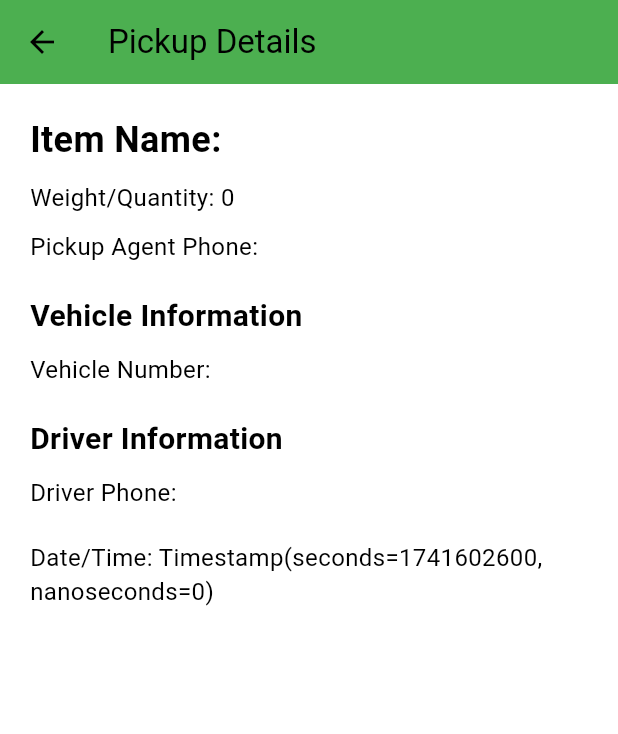
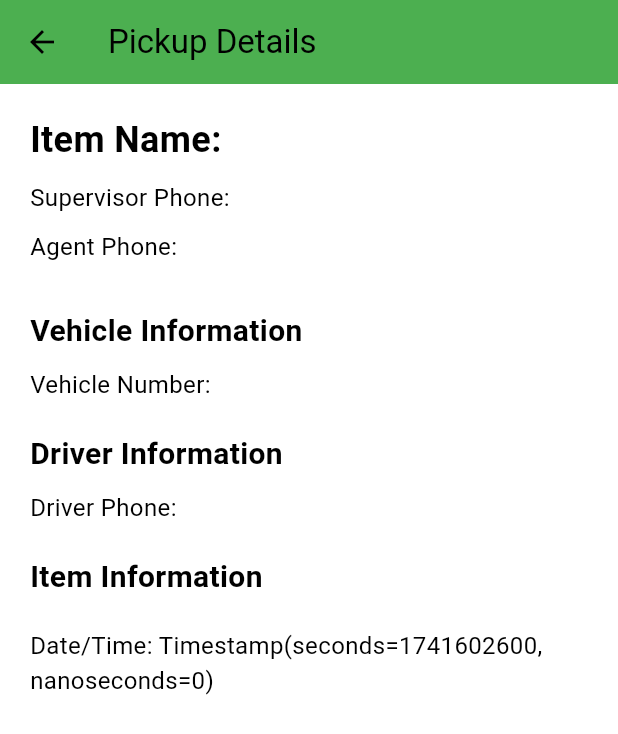
Before and after one commit to scrapuncle-tech/scrapuncle_warehouse_app, a Flutter app: the Details screen opened directly with empty values, on a phone screen of 412 x 824 dp. Shown: the top 734 px of the screen. Run offline on Flutter 3.47's test engine with Material 3 defaults, Android fonts, the phone set to English and light mode, and no system bars; our stand-ins replace cloud_firestore, firebase_auth, firebase_core, firebase_storage, image_picker, random_string and 1 more; accounts and stored records are empty.

Commit message:
Modifying the details page

```diff
--- a/lib/pages/details.dart
+++ b/lib/pages/details.dart
@@ -18,7 +18,7 @@ class Details extends StatelessWidget {
           crossAxisAlignment: CrossAxisAlignment.start,
           children: [
             Text(
-              "Item Name: ${itemData['Name'] ?? 'N/A'}",
+              "Item Name: ${itemData['itemName'] ?? 'N/A'}", // Correct field name
               style: const TextStyle(
                 fontSize: 24,
                 fontWeight: FontWeight.bold,
@@ -26,14 +26,16 @@ class Details extends StatelessWidget {
             ),
             const SizedBox(height: 10),
             Text(
-              "Weight/Quantity: ${itemData['WeightOrQuantity'] ?? 'N/A'}",
+              "Supervisor Phone: ${itemData['supervisorPhoneNumber'] ?? 'N/A'}", // Correct field name
               style: const TextStyle(fontSize: 16),
             ),
             const SizedBox(height: 10),
             Text(
-              "Pickup Agent Phone: ${itemData['PhoneNumber'] ?? 'N/A'}",
+              "Agent Phone: ${itemData['agentPhoneNumber'] ?? 'N/A'}", // Correct field name
               style: const TextStyle(fontSize: 16),
             ),
+            const SizedBox(height: 10),
+
             const SizedBox(height: 20),
             const Text(
               "Vehicle Information",
@@ -44,11 +46,11 @@ class Details extends StatelessWidget {
             ),
             const SizedBox(height: 10),
             Text(
-              "Vehicle Number: ${itemData['VehicleNumber'] ?? 'N/A'}",
+              "Vehicle Number: ${itemData['vehicleNumber'] ?? 'N/A'}",
               style: const TextStyle(fontSize: 16),
             ),
-            if (itemData['VehicleImage'] != null &&
-                itemData['VehicleImage'].isNotEmpty)
+            if (itemData['vehicleImage'] != null &&
+                itemData['vehicleImage'].isNotEmpty)
               Column(
                 crossAxisAlignment: CrossAxisAlignment.start,
                 children: [
@@ -59,10 +61,14 @@ class Details extends StatelessWidget {
                   ),
                   const SizedBox(height: 5),
                   Image.network(
-                    itemData['VehicleImage'],
+                    itemData['vehicleImage'], // Correct field name
                     height: 200,
                     width: double.infinity,
                     fit: BoxFit.cover,
+                    errorBuilder: (context, error, stackTrace) {
+                      return const Icon(
+                          Icons.error); // Placeholder for broken images
+                    },
                   ),
                 ],
               ),
@@ -76,11 +82,11 @@ class Details extends StatelessWidget {
             ),
             const SizedBox(height: 10),
             Text(
-              "Driver Phone: ${itemData['DriverPhoneNumber'] ?? 'N/A'}",
+              "Driver Phone: ${itemData['driverPhoneNumber'] ?? 'N/A'}", // Correct field name
               style: const TextStyle(fontSize: 16),
             ),
-            if (itemData['DriverImage'] != null &&
-                itemData['DriverImage'].isNotEmpty)
+            if (itemData['driverImage'] != null &&
+                itemData['driverImage'].isNotEmpty)
               Column(
                 crossAxisAlignment: CrossAxisAlignment.start,
                 children: [
@@ -91,10 +97,62 @@ class Details extends StatelessWidget {
                   ),
                   const SizedBox(height: 5),
                   Image.network(
-                    itemData['DriverImage'],
+                    itemData['driverImage'], // Correct field name
                     height: 200,
                     width: double.infinity,
                     fit: BoxFit.cover,
+                    errorBuilder: (context, error, stackTrace) {
+                      return const Icon(
+                          Icons.error); // Placeholder for broken images.
+                    },
+                  ),
+                ],
+              ),
+
+            // added a part where all the images collected from the pickup page is outputted
+            const SizedBox(height: 20),
+            const Text(
+              "Item Information",
+              style: TextStyle(
+                fontSize: 20,
+                fontWeight: FontWeight.bold,
+              ),
+            ),
+
+            if (itemData['itemImages'] != null &&
+                (itemData['itemImages'] as List).isNotEmpty)
+              Column(
+                crossAxisAlignment: CrossAxisAlignment.start,
+                children: [
+                  const SizedBox(height: 10),
+                  const Text(
+                    "Item Images:",
+                    style: TextStyle(fontSize: 16, fontWeight: FontWeight.bold),
+                  ),
+                  const SizedBox(height: 5),
+                  Container(
+                    height: 200, // Set a fixed height for the horizontal list
+                    child: ListView.builder(
+                      scrollDirection:
+                          Axis.horizontal, // Display images horizontally
+                      itemCount: itemData['itemImages'].length,
+                      itemBuilder: (context, index) {
+                        return Padding(
+                          padding: const EdgeInsets.only(
+                              right: 8.0), // Add some spacing
+                          child: Image.network(
+                            itemData['itemImages']
+                                [index], // Access each image URL
+                            height: 200,
+                            width: 200, // Adjust the image size as needed
+                            fit: BoxFit.cover,
+                            errorBuilder: (context, error, stackTrace) {
+                              return const Icon(Icons.error); // Placeholder
+                            },
+                          ),
+                        );
+                      },
+                    ),
                   ),
                 ],
               ),
```
